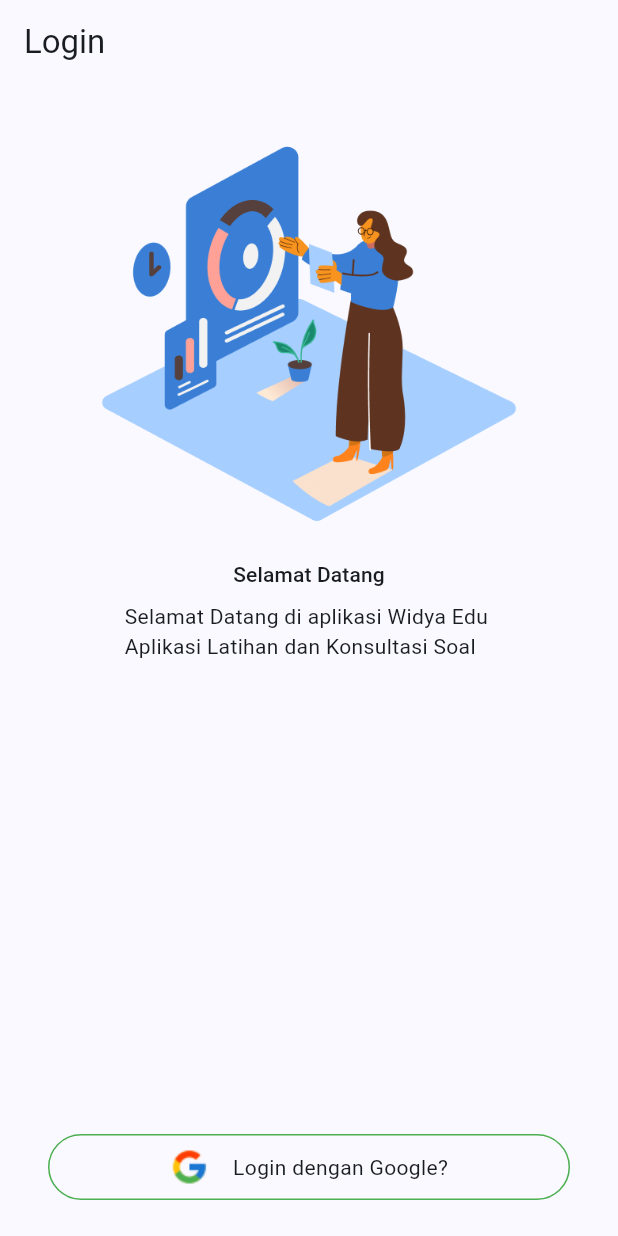
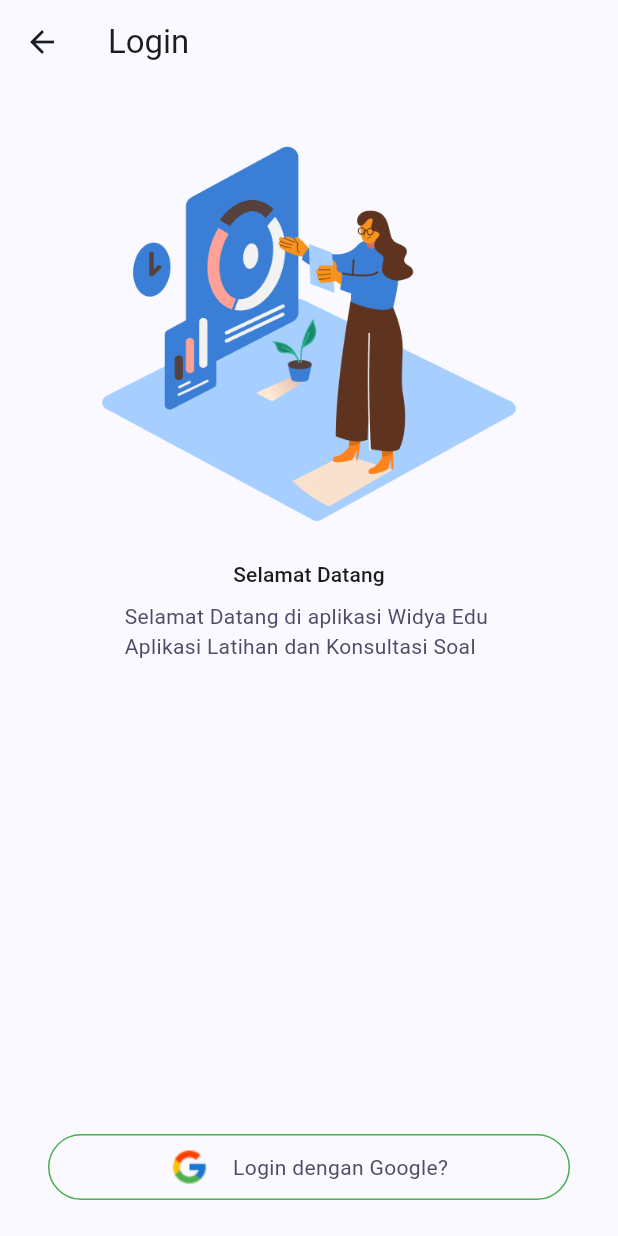
Before and after one commit to alviazirin/edspert_course, a Flutter app: the LoginScreen screen opened directly, on a phone screen of 412 x 824 dp. Run offline on Flutter 3.47's test engine with Material 3 defaults, Android fonts, the phone set to English and light mode, and no system bars; our stand-ins replace gap, page_transition.

Commit message:
prgress: add more colors

```diff
--- a/lib/common/appcolors.dart
+++ b/lib/common/appcolors.dart
@@ -23,6 +23,8 @@ class AppColors {
     ),
     textTheme: const TextTheme(
       titleLarge: TextStyle(color: title),
+      bodyMedium: TextStyle(color: body),
+      labelMedium: TextStyle(color: label),
     ),
     useMaterial3: true,
     colorScheme: ColorScheme.fromSeed(
--- a/lib/common/presentation/splash.dart
+++ b/lib/common/presentation/splash.dart
@@ -1,4 +1,5 @@
 import 'package:edspert_course/auth/presentation/login_screen.dart';
+import 'package:edspert_course/auth/presentation/login_screen_flflow.dart';
 import 'package:flutter/material.dart';
 import 'package:page_transition/page_transition.dart';
 
@@ -56,7 +57,7 @@ class _SplashScreenState extends State<SplashScreen>
               Navigator.pushAndRemoveUntil(
                   context,
                   PageTransition(
-                      child: LoginScreen(),
+                      child: LoginScreenWidget(),
                       type: PageTransitionType.leftToRight),
                   (route) => false);
             },
```
